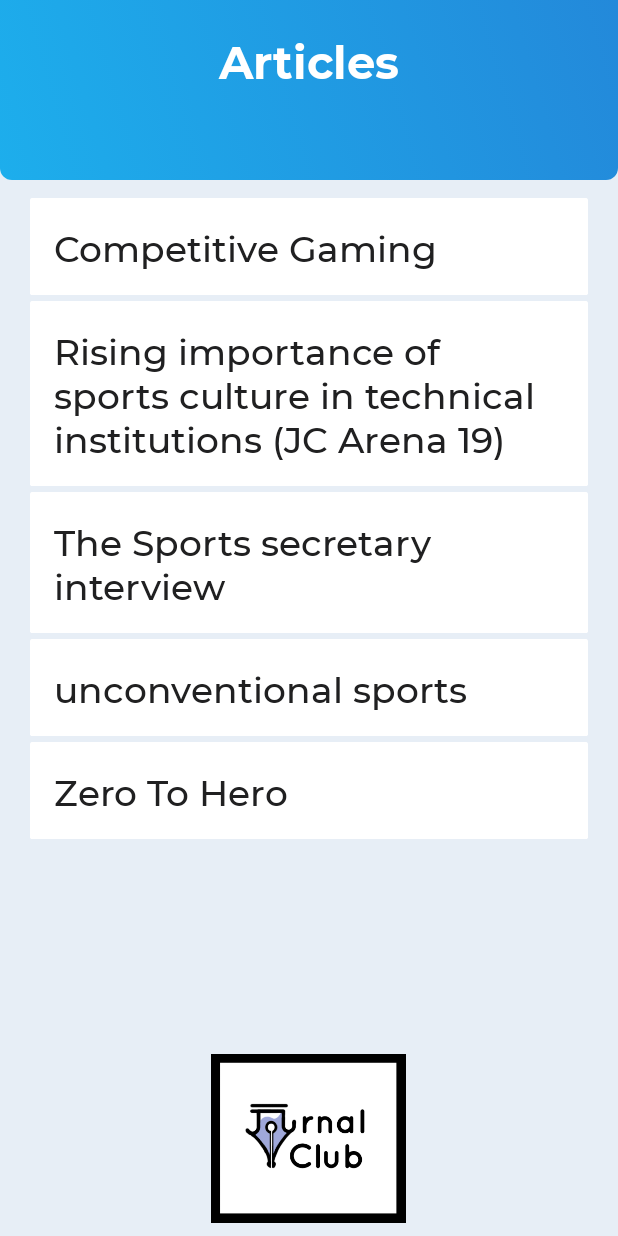
After one commit to Ashwik/Fest-Manager-App, an Android app: the ArticlesFragment screen opened directly, with no data from a screen before it, on a phone screen of 412 x 824 dp. The commit adds this screen. Run offline under Robolectric (Android 15) with nearby library versions, the phone set to English and light mode, and no system bars; 1 statement that could not run was skipped.

Commit message:
Adds Journal ClubArticles

```diff
--- a/app/build.gradle
+++ b/app/build.gradle
@@ -7,8 +7,8 @@ android {
         applicationId "com.dota.arena2019"
         minSdkVersion 21
         targetSdkVersion 28
-        versionCode 4
-        versionName "1.3"
+        versionCode 5
+        versionName "1.4"
         testInstrumentationRunner "android.support.test.runner.AndroidJUnitRunner"
     }
     buildTypes {
--- a/app/src/main/AndroidManifest.xml
+++ b/app/src/main/AndroidManifest.xml
@@ -60,6 +60,8 @@
             ></activity>
         <activity android:name="com.dota.arena2019.activity.MoreItemsActivity"
             android:screenOrientation="portrait"/>
+        <activity android:name="com.dota.arena2019.activity.ArticleDetailActivity"
+            android:screenOrientation="portrait"/>
         <activity
             android:name=".activity.MatchesActivity"
             android:label="@string/title_activity_matches"
--- a/app/src/main/java/com/dota/arena2019/activity/MoreItemsActivity.java
+++ b/app/src/main/java/com/dota/arena2019/activity/MoreItemsActivity.java
@@ -6,6 +6,7 @@ import android.support.v7.widget.Toolbar;
 
 import com.dota.arena2019.R;
 import com.dota.arena2019.fragment.AboutFragment;
+import com.dota.arena2019.fragment.ArticlesFragment;
 import com.dota.arena2019.fragment.CreditsFragment;
 import com.dota.arena2019.fragment.MapsFragment;
 import com.dota.arena2019.fragment.ReachUsFragment;
@@ -31,34 +32,41 @@ public class MoreItemsActivity extends AppCompatActivity {
         switch (position) {
             case 0:
                 getSupportFragmentManager().beginTransaction()
+                        .replace(R.id.nav_fragment_container,new ArticlesFragment())
+                        .commit();
+                getSupportActionBar().setTitle("Articles");
+                break;
+            case 1:
+                getSupportFragmentManager().beginTransaction()
                         .replace(R.id.nav_fragment_container, new AboutFragment())
                         .commit();
                 getSupportActionBar().setTitle("About Arena");
                 break;
-            case 1:
+            case 2:
                 getSupportFragmentManager().beginTransaction()
                         .replace(R.id.nav_fragment_container, new ReachUsFragment())
                         .commit();
                 getSupportActionBar().setTitle("Reach Us");
                 break;
-            case 2:
+            case 3:
                 getSupportFragmentManager().beginTransaction()
                         .replace(R.id.nav_fragment_container, new MapsFragment())
                         .commit();
                 getSupportActionBar().setTitle("Directions");
                 break;
-            case 3:
+            case 4:
                 getSupportFragmentManager().beginTransaction()
                         .replace(R.id.nav_fragment_container, new CreditsFragment())
                         .commit();
                 getSupportActionBar().setTitle("App Credits");
                 break;
-            case 4:
+            case 5:
                 getSupportFragmentManager().beginTransaction()
                         .replace(R.id.nav_fragment_container, new SettingsFragment())
                         .commit();
                 getSupportActionBar().setTitle("Settings");
                 break;
+
         }
 
     }
--- /dev/null
+++ b/app/src/main/java/com/dota/arena2019/adapter/ArticlesAdapter.java
@@ -0,0 +1,66 @@
+package com.dota.arena2019.adapter;
+
+import android.content.Context;
+import android.content.Intent;
+import android.support.annotation.NonNull;
+import android.support.v7.widget.CardView;
+import android.support.v7.widget.RecyclerView;
+import android.util.Log;
+import android.view.LayoutInflater;
+import android.view.View;
+import android.view.ViewGroup;
+import android.widget.TextView;
+
+import com.dota.arena2019.R;
+import com.dota.arena2019.activity.ArticleDetailActivity;
+import com.dota.arena2019.activity.DetailsActivity;
+
+import java.util.ArrayList;
+
+public class ArticlesAdapter extends RecyclerView.Adapter<ArticlesAdapter.ArticlesViewHolder> {
+
+    private Context context;
+    private ArrayList<String> articlesitemsList = new ArrayList<>();
+
+    public ArticlesAdapter(Context context, ArrayList<String> articlesitemsList) {
+        this.context = context;
+        this.articlesitemsList = articlesitemsList;
+    }
+
+    @NonNull
+    @Override
+    public ArticlesViewHolder onCreateViewHolder(@NonNull ViewGroup viewGroup, int i) {
+        View v = LayoutInflater.from(context).inflate(R.layout.fragment_articles_item, viewGroup, false);
+        return new ArticlesAdapter.ArticlesViewHolder(v);
+    }
+
+    @Override
+    public void onBindViewHolder(@NonNull ArticlesViewHolder holder,final int i) {
+        holder.title.setText(articlesitemsList.get(i));
+
+        holder.title.setOnClickListener(new View.OnClickListener() {
+            @Override
+            public void onClick(View view) {
+                Log.e("Articles","Working");
+                Intent intent = new Intent(context, ArticleDetailActivity.class);
+                intent.putExtra("id1",i);
+                view.getContext().startActivity(intent);
+            }
+        });
+    }
+
+    @Override
+    public int getItemCount() {
+        return articlesitemsList.size();
+    }
+
+    public class ArticlesViewHolder extends RecyclerView.ViewHolder{
+        TextView title;
+        CardView cardView;
+        public ArticlesViewHolder(@NonNull View itemView) {
+            super(itemView);
+            title = itemView.findViewById(R.id.articletitle);
+            cardView = itemView.findViewById(R.id.article_item_cardview);
+        }
+    }
+}
--- /dev/null
+++ b/app/src/main/java/com/dota/arena2019/fragment/ArticlesFragment.java
@@ -0,0 +1,79 @@
+package com.dota.arena2019.fragment;
+
+import android.content.ActivityNotFoundException;
+import android.content.Context;
+import android.content.Intent;
+import android.graphics.Color;
+import android.net.Uri;
+import android.os.Bundle;
+import android.support.annotation.Nullable;
+import android.support.v4.app.Fragment;
+import android.support.v7.widget.LinearLayoutManager;
+import android.support.v7.widget.RecyclerView;
+import android.support.v7.widget.Toolbar;
+import android.view.LayoutInflater;
+import android.view.View;
+import android.view.ViewGroup;
+import android.widget.ImageView;
+import android.widget.TextView;
+import android.widget.Toast;
+
+import com.dota.arena2019.R;
+import com.dota.arena2019.adapter.ArticlesAdapter;
+
+import java.util.ArrayList;
+
+public class ArticlesFragment extends Fragment{
+
+    private RecyclerView article_recycler;
+    public ArrayList<String> articleitemsList = new ArrayList<>();
+    private Context context;
+    private ImageView jc_link;
+    private String download_link = "https://www.facebook.com/JournalClubBPHC/";
+
+    @Override
+    public void onCreate(@Nullable Bundle savedInstanceState) {
+        super.onCreate(savedInstanceState);
+        context = getContext();
+
+    }
+
+    @Nullable
+    @Override
+    public View onCreateView(LayoutInflater inflater, @Nullable ViewGroup container, Bundle savedInstanceState) {
+        return inflater.inflate(R.layout.fragment_articles, container, false);
+    }
+
+    @Override
+    public void onViewCreated(View view, @Nullable Bundle savedInstanceState) {
+
+        TextView title = getActivity().findViewById(R.id.articles_text);
+        title.setText("Articles");
+        articleitemsList.add("Competitive Gaming");
+        articleitemsList.add("Rising importance of sports culture in technical institutions (JC Arena 19)");
+        articleitemsList.add("The Sports secretary interview");
+        articleitemsList.add("unconventional sports");
+        articleitemsList.add("Zero To Hero ");
+
+        jc_link = getActivity().findViewById(R.id.journal_club_link);;
+
+        jc_link.setOnClickListener(new View.OnClickListener() {
+            @Override
+            public void onClick(View view) {
+                try {
+                    Intent myIntent = new Intent(Intent.ACTION_VIEW, Uri.parse(download_link));
+                    startActivity(myIntent);
+                } catch (ActivityNotFoundException e) {
+                    Toast.makeText(context,"Web Browser not found",Toast.LENGTH_SHORT).show();
+                    e.printStackTrace();
+                }
+            }
+        });
+
+        article_recycler = getActivity().findViewById(R.id.articles_recycler);
+        article_recycler.setLayoutManager(new LinearLayoutManager(getActivity()));
+        ArticlesAdapter articlesAdapter = new ArticlesAdapter(context,articleitemsList);
+        article_recycler.setAdapter(articlesAdapter);
+
+    }
+}
--- a/app/src/main/java/com/dota/arena2019/fragment/MoreFragment.java
+++ b/app/src/main/java/com/dota/arena2019/fragment/MoreFragment.java
@@ -36,12 +36,13 @@ public class MoreFragment extends Fragment {
 
 //        Toolbar toolbar = getActivity().findViewById(R.id.toolbar);
 //        toolbar.setTitle("Campus Map");
-
+        moreitemsList.add("Articles");
         moreitemsList.add("About");
         moreitemsList.add("Reach Us");
         moreitemsList.add("Directions");
         moreitemsList.add("App Credits");
         moreitemsList.add("Settings");
+
 
         more_recycler = getActivity().findViewById(R.id.more_recycler_view);
 
--- /dev/null
+++ b/app/src/main/res/layout/fragment_articles.xml
@@ -0,0 +1,55 @@
+<?xml version="1.0" encoding="utf-8"?>
+<RelativeLayout xmlns:android="http://schemas.android.com/apk/res/android"
+    xmlns:app="http://schemas.android.com/apk/res-auto"
+    xmlns:tools="http://schemas.android.com/tools"
+    android:layout_width="match_parent"
+    android:layout_height="match_parent">
+
+    <ImageView
+        android:id="@+id/imageView"
+        android:layout_width="match_parent"
+        android:layout_height="120sp"
+        app:srcCompat="@drawable/gradient_color"
+        tools:layout_editor_absoluteX="360dp"
+        android:layout_marginBottom="10dp"
+        />
+
+    <TextView
+        android:id="@+id/articles_text"
+        android:layout_width="match_parent"
+        android:layout_height="wrap_content"
+        android:layout_alignParentStart="true"
+        android:layout_marginTop="20dp"
+        android:fontFamily="@font/montserratbold"
+        android:text="Matches"
+        android:textAlignment="center"
+        android:textColor="@color/topbar_textcolor"
+        android:textSize="30sp" />
+
+    <RelativeLayout
+        android:layout_height="match_parent"
+        android:layout_width="match_parent"
+        android:layout_below="@id/imageView"
+        >
+
+        <android.support.v7.widget.RecyclerView
+            android:layout_above="@id/journal_club_link"
+            android:id="@+id/articles_recycler"
+            android:layout_width="match_parent"
+            android:layout_height="match_parent" />
+
+        <ImageView
+            android:id="@+id/journal_club_link"
+            android:layout_alignParentBottom="true"
+            android:layout_centerHorizontal="true"
+            android:layout_width="130dp"
+            android:layout_height="130dp"
+            android:layout_gravity="center"
+            android:scaleType="centerInside"
+            android:src="@drawable/logo_journal"
+            tools:ignore="ContentDescription" />
+
+    </RelativeLayout>
+
+
+</RelativeLayout>
--- /dev/null
+++ b/app/src/main/res/layout/fragment_articles_item.xml
@@ -0,0 +1,35 @@
+<?xml version="1.0" encoding="utf-8"?>
+<android.support.v7.widget.CardView
+    xmlns:android="http://schemas.android.com/apk/res/android"
+    xmlns:app="http://schemas.android.com/apk/res-auto"
+    android:id="@+id/article_item_cardview"
+    android:layout_width="match_parent"
+    android:layout_height="wrap_content"
+    app:cardBackgroundColor="@color/backgroundColor"
+    app:cardCornerRadius="1dp"
+    android:layout_marginBottom="2dp"
+    android:layout_marginLeft="20dp"
+    android:layout_marginRight="20dp"
+    android:layout_marginTop="2dp"
+    app:cardElevation="0dp"
+    >
+
+    <TextView
+        android:id="@+id/articletitle"
+        android:layout_width="match_parent"
+        android:layout_height="wrap_content"
+        android:layout_marginTop="2dp"
+        android:autoLink="web"
+        android:linksClickable="true"
+        android:paddingLeft="16dp"
+        android:paddingRight="16dp"
+        android:paddingBottom="15dp"
+        android:paddingTop="15dp"
+        android:text="Description"
+        android:textColor="@color/textColor"
+        android:textColorLink="@color/textColor"
+        android:textIsSelectable="true"
+        android:textSize="24sp" />
+
+
+</android.support.v7.widget.CardView>
```
Also changed, not shown: app/src/main/java/com/dota/arena2019/activity/ArticleDetailActivity.java (added, +49 -0 lines), app/src/main/java/com/dota/arena2019/adapter/MoreAdapter.java (+8 -5 lines), app/src/main/java/com/dota/arena2019/fragment/articledetailsfragment.java (added, +117 -0 lines), app/src/main/res/drawable/ic_blogging.xml (added, +14 -0 lines), app/src/main/java/com/dota/arena2019/fragment/EventsFragment.java (line endings or trailing spaces), app/src/main/res/drawable/logo_journal.png (added), 1 other file.
